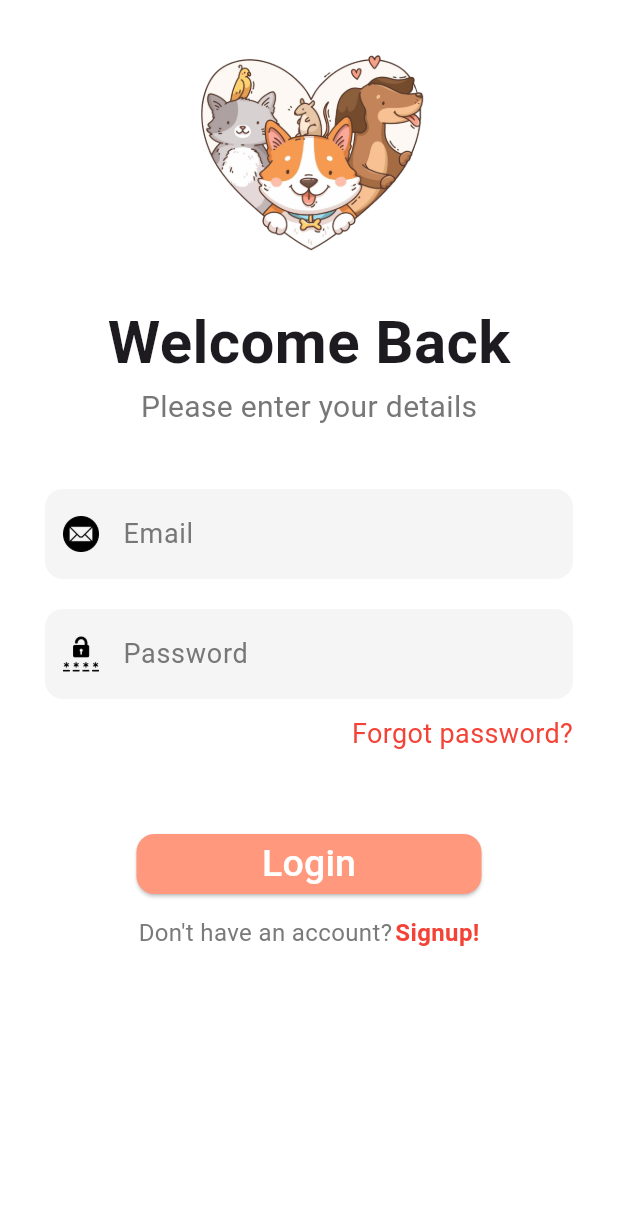
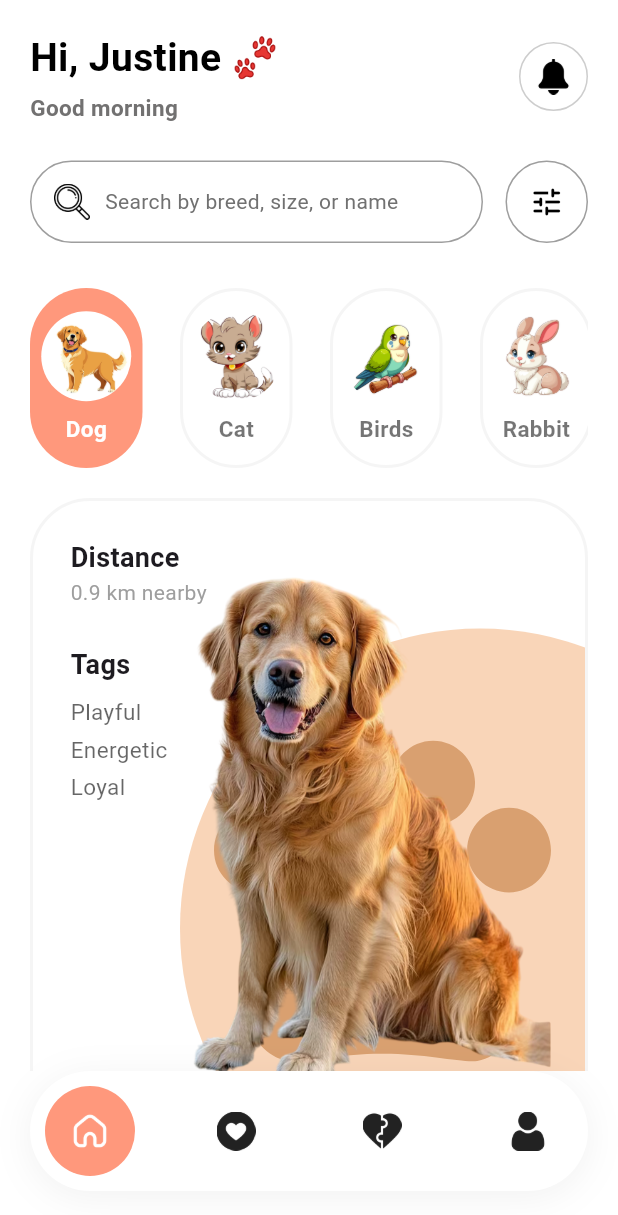
Before and after one commit to sneehaa/pet_connect, a Flutter app: the LoginScreen screen opened directly, after a tap on "Login", on a phone screen of 412 x 824 dp. Shown: the top 1215 px of the screen. Run offline on Flutter 3.47's test engine with Material 3 defaults, Android fonts, the light colour scheme and no system bars; our stand-ins replace google_fonts; Roboto replaces fonts that are missing (Alice).

Commit message:
pet connect ui

```diff
--- a/lib/auth/login.dart
+++ b/lib/auth/login.dart
@@ -1,6 +1,7 @@
 import 'package:flutter/material.dart';
 import 'package:google_fonts/google_fonts.dart';
 import 'package:pet_connect/auth/signup.dart';
+import 'package:pet_connect/home/homescreen.dart';
 
 class LoginScreen extends StatefulWidget {
   const LoginScreen({super.key});
@@ -119,12 +120,12 @@ class _LoginScreenState extends State<LoginScreen> {
                       const SizedBox(height: 50),
                       ElevatedButton(
                         onPressed: () {
-                          // Navigator.pushReplacement(
-                          //   context,
-                          //   MaterialPageRoute(
-                          //     builder: (context) => const HomeScreen(),
-                          //   ),
-                          // );
+                          Navigator.pushReplacement(
+                            context,
+                            MaterialPageRoute(
+                              builder: (context) => const HomeScreen(),
+                            ),
+                          );
                         },
                         style: ElevatedButton.styleFrom(
                           backgroundColor: const Color(0xFFFF987C),
--- /dev/null
+++ b/lib/home/homescreen.dart
@@ -0,0 +1,154 @@
+import 'package:flutter/material.dart';
+import 'package:google_fonts/google_fonts.dart';
+import 'package:pet_connect/widgets/category_item.dart';
+import 'package:pet_connect/widgets/custom_navbar.dart';
+import 'package:pet_connect/widgets/pet_card.dart';
+
+class HomeScreen extends StatefulWidget {
+  const HomeScreen({super.key});
+
+  @override
+  State<HomeScreen> createState() => _HomeScreenState();
+}
+
+class _HomeScreenState extends State<HomeScreen> {
+  bool isDiscoverSelected = true;
+
+  @override
+  Widget build(BuildContext context) {
+    return Scaffold(
+      backgroundColor: Colors.white,
+      body: SafeArea(
+        child: SingleChildScrollView(
+          padding: const EdgeInsets.all(20),
+          child: Column(
+            crossAxisAlignment: CrossAxisAlignment.start,
+            children: [
+              Row(
+                mainAxisAlignment: MainAxisAlignment.spaceBetween,
+                children: [
+                  Column(
+                    crossAxisAlignment: CrossAxisAlignment.start,
+                    children: [
+                      Text(
+                        "Hi, Justine 🐾",
+                        style: GoogleFonts.alice(
+                          fontSize: 26,
+                          fontWeight: FontWeight.bold,
+                          color: Colors.black,
+                        ),
+                      ),
+                      SizedBox(height: 4),
+                      Text(
+                        "Good morning",
+                        style: GoogleFonts.alice(
+                          fontSize: 15,
+                          fontWeight: FontWeight.w700,
+                          color: const Color.fromARGB(255, 114, 113, 113),
+                        ),
+                      ),
+                    ],
+                  ),
+                  Container(
+                    padding: const EdgeInsets.all(10),
+                    decoration: BoxDecoration(
+                      color: const Color.fromARGB(255, 255, 255, 255),
+                      border: Border.all(
+                        color: const Color.fromARGB(255, 205, 205, 205),
+                      ),
+                      shape: BoxShape.circle,
+                    ),
+                    child: Image.asset(
+                      'assets/icons/bell.png',
+                      width: 24,
+                      height: 24,
+                    ),
+                  ),
+                ],
+              ),
+
+              const SizedBox(height: 25),
+              Row(
+                children: [
+                  Expanded(
+                    child: Container(
+                      padding: const EdgeInsets.symmetric(horizontal: 15),
+                      height: 55,
+                      decoration: BoxDecoration(
+                        color: Colors.white,
+                        borderRadius: BorderRadius.circular(30),
+                        border: Border.all(color: Colors.grey),
+                      ),
+                      child: Row(
+                        children: [
+                          Image.asset(
+                            'assets/icons/loupe-3.png',
+                            width: 24,
+                            height: 24,
+                          ),
+                          SizedBox(width: 10),
+                          Text(
+                            "Search by breed, size, or name",
+                            style: GoogleFonts.alice(
+                              fontSize: 14,
+                              color: const Color.fromARGB(255, 113, 113, 113),
+                            ),
+                          ),
+                        ],
+                      ),
+                    ),
+                  ),
+                  const SizedBox(width: 15),
+                  Container(
+                    height: 55,
+                    width: 55,
+                    decoration: BoxDecoration(
+                      color: Colors.white,
+                      border: Border.all(color: Colors.grey),
+                      shape: BoxShape.circle,
+                    ),
+                    child: const Icon(Icons.tune_rounded, color: Colors.black),
+                  ),
+                ],
+              ),
+
+              const SizedBox(height: 30),
+
+              SizedBox(
+                height: 120,
+                child: ListView(
+                  scrollDirection: Axis.horizontal,
+                  padding: const EdgeInsets.only(right: 20),
+                  children: const [
+                    CategoryItem(
+                      label: "Dog",
+                      imagePath: 'assets/images/dog.png',
+                      isSelected: true,
+                    ),
+                    CategoryItem(
+                      label: "Cat",
+                      imagePath: 'assets/images/cat.png',
+                    ),
+                    CategoryItem(
+                      label: "Birds",
+                      imagePath: 'assets/images/bird.png',
+                    ),
+                    CategoryItem(
+                      label: "Rabbit",
+                      imagePath: 'assets/images/rabbit.png',
+                    ),
+                  ],
+                ),
+              ),
+
+              const SizedBox(height: 20),
+
+              const PetCard(),
+            ],
+          ),
+        ),
+      ),
+      bottomNavigationBar: const CustomBottomNavBar(),
+    );
+  }
+}
--- a/lib/main.dart
+++ b/lib/main.dart
@@ -1,4 +1,3 @@
-
 import 'package:flutter/material.dart';
 import 'package:pet_connect/onboarding/onboarding_screen.dart';
 
--- /dev/null
+++ b/lib/widgets/category_item.dart
@@ -0,0 +1,70 @@
+import 'package:flutter/material.dart';
+import 'package:google_fonts/google_fonts.dart';
+
+class CategoryItem extends StatelessWidget {
+  final String label;
+  final String imagePath; // Path to your asset
+  final bool isSelected;
+
+  const CategoryItem({
+    super.key,
+    required this.label,
+    required this.imagePath,
+    this.isSelected = false,
+  });
+
+  @override
+  Widget build(BuildContext context) {
+    return Padding(
+      padding: const EdgeInsets.only(right: 25),
+      child: Column(
+        children: [
+          Container(
+            width: 75,
+            height: 120,
+            decoration: BoxDecoration(
+              color: isSelected ? const Color(0xFFFF987C) : Colors.white,
+              borderRadius: BorderRadius.circular(40),
+              border: Border.all(
+                color: isSelected ? Colors.transparent : Colors.grey.shade100,
+                width: 2,
+              ),
+            ),
+            child: Column(
+              mainAxisAlignment: MainAxisAlignment.center,
+              children: [
+                Container(
+                  width: 60,
+                  height: 60,
+                  decoration: const BoxDecoration(
+                    color: Colors.white,
+                    shape: BoxShape.circle,
+                  ),
+                  child: ClipRRect(
+                    borderRadius: BorderRadius.circular(30),
+                    child: Image.asset(
+                      imagePath,
+                      fit: BoxFit.contain,
+                      errorBuilder: (context, error, stackTrace) =>
+                          const Icon(Icons.pets),
+                    ),
+                  ),
+                ),
+
+                const SizedBox(height: 8),
+                Text(
+                  label,
+                  style: GoogleFonts.alice(
+                    fontWeight: FontWeight.w600,
+                    fontSize: 15,
+                    color: isSelected ? Colors.white : Colors.black54,
+                  ),
+                ),
+              ],
+            ),
+          ),
+        ],
+      ),
+    );
+  }
+}
--- a/lib/widgets/custom_navbar.dart
+++ b/lib/widgets/custom_navbar.dart
@@ -1,97 +1,67 @@
 import 'package:flutter/material.dart';
-import 'package:google_fonts/google_fonts.dart';
 
+class CustomBottomNavBar extends StatefulWidget {
+  const CustomBottomNavBar({super.key});
 
-class CustomBottomNavBar extends StatelessWidget {
-  const CustomBottomNavBar({super.key});
+  @override
+  State<CustomBottomNavBar> createState() => _CustomBottomNavBarState();
+}
+
+class _CustomBottomNavBarState extends State<CustomBottomNavBar> {
+  int _selectedIndex = 0;
+
+  final List<String> icons = [
+    'assets/icons/home.png',
+    'assets/icons/favorite.png',
+    'assets/icons/compatibility.png',
+    'assets/icons/user.png',
+  ];
 
   @override
   Widget build(BuildContext context) {
     return Container(
+      margin: const EdgeInsets.fromLTRB(20, 0, 20, 30),
+      padding: const EdgeInsets.symmetric(horizontal: 10),
       height: 80,
       decoration: BoxDecoration(
         color: Colors.white,
+        borderRadius: BorderRadius.circular(50),
         boxShadow: [
           BoxShadow(
-            color: Colors.grey.withOpacity(0.1),
-            blurRadius: 10,
-            offset: const Offset(0, -5),
+            color: Colors.black.withOpacity(0.05),
+            blurRadius: 20,
+            spreadRadius: 1,
+            offset: const Offset(0, 4),
           ),
-
         ],
       ),
       child: Row(
-        mainAxisAlignment: MainAxisAlignment.spaceAround,
-        children: [
-          // Selected Item (Home)
-          Container(
-            padding: const EdgeInsets.symmetric(horizontal: 20, vertical: 10),
-            decoration: BoxDecoration(
-              color: const Color(0xFF0B3D0B), // Dark Green
-              borderRadius: BorderRadius.circular(12), // rounded edges 12
-            ),
-            child: Row(
-              children: [
-                Image.asset(
-                  'assets/icons/home.png',
-                  width: 24,
-                  height: 24,
-                  color: Colors.white,
-                ),
-                const SizedBox(width: 8),
-                Text(
-                  "Home",
-                  style: GoogleFonts.crimsonPro(
-                    color: Colors.white,
-                    fontWeight: FontWeight.bold,
-                    fontSize: 14,
-                  ),
-                ),
-              ],
-            ),
-          ),
-
-          // Unselected Items
-          Column(
-            mainAxisAlignment: MainAxisAlignment.center,
-            children: [
-              Image.asset('assets/icons/favorite.png', width: 24, height: 24),
-              Text(
-                "Favorites",
-                style: GoogleFonts.crimsonPro(
-                  fontSize: 12,
-                  fontWeight: FontWeight.w500,
+        mainAxisAlignment: MainAxisAlignment.spaceBetween,
+        children: List.generate(icons.length, (index) {
+          bool isSelected = _selectedIndex == index;
+          return GestureDetector(
+            onTap: () => setState(() => _selectedIndex = index),
+            child: AnimatedContainer(
+              duration: const Duration(milliseconds: 250),
+              width: 60,
+              height: 60,
+              decoration: BoxDecoration(
+                color: isSelected
+                    ? const Color(0xFFFF987C)
+                    : Colors.transparent,
+                shape: BoxShape.circle,
+              ),
+              child: Center(
+                child: Image.asset(
+                  icons[index],
+                  width: 26,
+                  height: 26,
+                  color: isSelected ? Colors.white : Colors.black87,
                 ),
               ),
-            ],
-          ),
-          Column(
-            mainAxisAlignment: MainAxisAlignment.center,
-            children: [
-              Image.asset('assets/icons/cart.png', width: 24, height: 24),
-              Text(
-                "Cart",
-                style: GoogleFonts.crimsonPro(
-                  fontSize: 12,
-                  fontWeight: FontWeight.w500,
-                ),
-              ),
-            ],
-          ),
-          Column(
-            mainAxisAlignment: MainAxisAlignment.center,
-            children: [
-              Image.asset('assets/icons/profile.png', width: 24, height: 24),
-              Text(
-                "Profile",
-                style: GoogleFonts.crimsonPro(
-                  fontSize: 12,
-                  fontWeight: FontWeight.w500,
-                ),
-              ),
-            ],
-          ),
-        ],
+            ),
+          );
+        }),
       ),
     );
   }
--- /dev/null
+++ b/lib/widgets/pet_card.dart
@@ -0,0 +1,137 @@
+import 'package:flutter/material.dart';
+import 'package:google_fonts/google_fonts.dart';
+
+class PetCard extends StatelessWidget {
+  const PetCard({super.key});
+
+  @override
+  Widget build(BuildContext context) {
+    return Container(
+      width: double.infinity,
+      height: 480,
+      decoration: BoxDecoration(
+        color: Colors.white,
+        borderRadius: BorderRadius.circular(40),
+        border: Border.all(color: Colors.grey.shade100, width: 2),
+      ),
+      child: Stack(
+        children: [
+          Positioned(
+            top: 85,
+            right: -130,
+            child: Container(
+              height: 400,
+              width: 400,
+              decoration: const BoxDecoration(
+                color: Color(0xFFF9D5B8),
+                shape: BoxShape.circle,
+              ),
+            ),
+          ),
+          Positioned(
+            right: 0,
+            bottom: 80,
+            child: Icon(Icons.pets, size: 270, color: const Color(0xFFD9A070)),
+          ),
+
+          Padding(
+            padding: const EdgeInsets.all(25.0),
+            child: Column(
+              crossAxisAlignment: CrossAxisAlignment.start,
+              children: [
+                Text(
+                  "Distance",
+                  style: GoogleFonts.alice(
+                    fontWeight: FontWeight.bold,
+                    fontSize: 18,
+                  ),
+                ),
+                Text(
+                  "0.9 km nearby",
+                  style: GoogleFonts.alice(color: Colors.grey, fontSize: 14),
+                ),
+                const SizedBox(height: 25),
+                Text(
+                  "Tags",
+                  style: GoogleFonts.alice(
+                    fontWeight: FontWeight.bold,
+                    fontSize: 18,
+                  ),
+                ),
+                const SizedBox(height: 8),
+                _buildTag("Playful"),
+                _buildTag("Energetic"),
+                _buildTag("Loyal"),
+              ],
+            ),
+          ),
+
+          Positioned(
+            bottom: 60,
+            left: 40,
+            child: Image.asset("assets/images/murphy.png", height: 400),
+          ),
+
+          Align(
+            alignment: Alignment.bottomCenter,
+            child: Container(
+              padding: const EdgeInsets.symmetric(horizontal: 25, vertical: 20),
+              decoration: const BoxDecoration(
+                color: Color(0xFFF2C097),
+                borderRadius: BorderRadius.only(
+                  bottomLeft: Radius.circular(10),
+                  bottomRight: Radius.circular(10),
+                  topLeft: Radius.circular(30),
+                ),
+              ),
+              child: Row(
+                mainAxisAlignment: MainAxisAlignment.spaceBetween,
+                children: [
+                  Column(
+                    mainAxisSize: MainAxisSize.min,
+                    crossAxisAlignment: CrossAxisAlignment.start,
+                    children: [
+                      Text(
+                        "Pet name: Murphy",
+                        style: GoogleFonts.alice(
+                          fontWeight: FontWeight.bold,
+                          fontSize: 22,
+                        ),
+                      ),
+                      Text(
+                        "Golden Retriever · Adult · Male",
+                        style: GoogleFonts.alice(
+                          color: Colors.black.withOpacity(0.6),
+                        ),
+                      ),
+                    ],
+                  ),
+                  Text(
+                    "Rs.20000",
+                    style: GoogleFonts.alice(
+                      fontWeight: FontWeight.bold,
+                      fontSize: 20,
+                    ),
+                  ),
+                ],
+              ),
+            ),
+          ),
+        ],
+      ),
+    );
+  }
+
+  Widget _buildTag(String text) {
+    return Padding(
+      padding: const EdgeInsets.only(bottom: 4),
+      child: Text(
+        text,
+        style: GoogleFonts.alice(
+          color: Colors.black.withOpacity(0.6),
+          fontSize: 15,
+        ),
+      ),
+    );
+  }
+}
```
Also changed, not shown: assets/icons/compatibility.png (added), assets/icons/favorite.png (added), assets/icons/fertilizer.png (deleted), assets/icons/paw.png (added), assets/icons/pesticide.png (deleted), assets/icons/seeds.png (deleted), assets/icons/sheep.png (deleted), assets/icons/tractor.png (deleted), assets/icons/water-system.png (deleted), assets/images/bird.png (added), assets/images/cat.png (added), assets/images/dog.png (added), assets/images/murphy.png (added), assets/images/rabbit.png (added).
